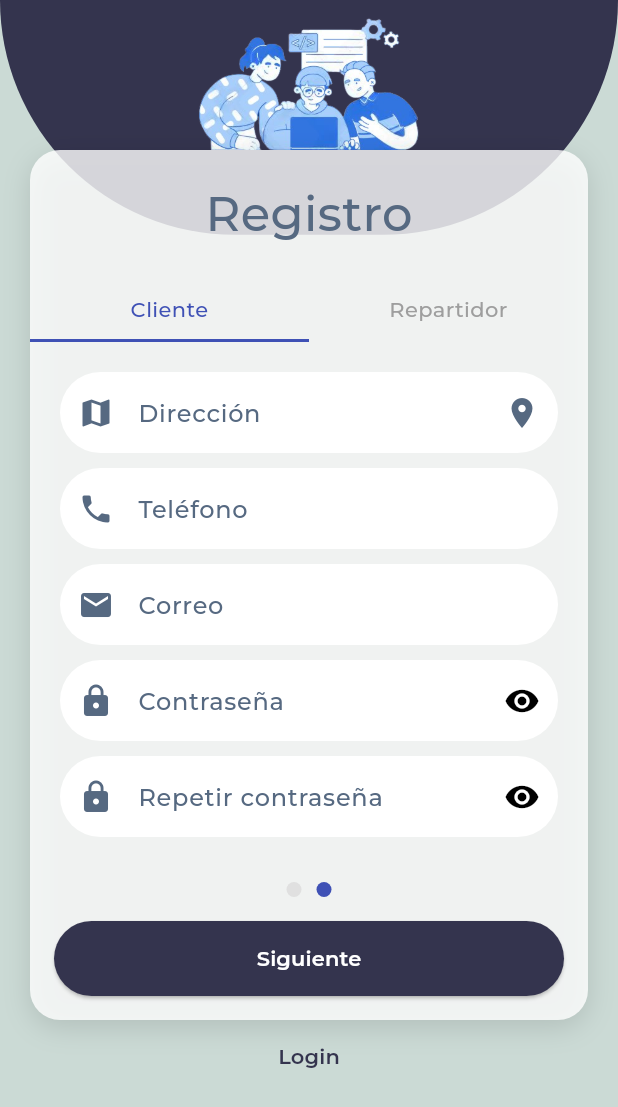
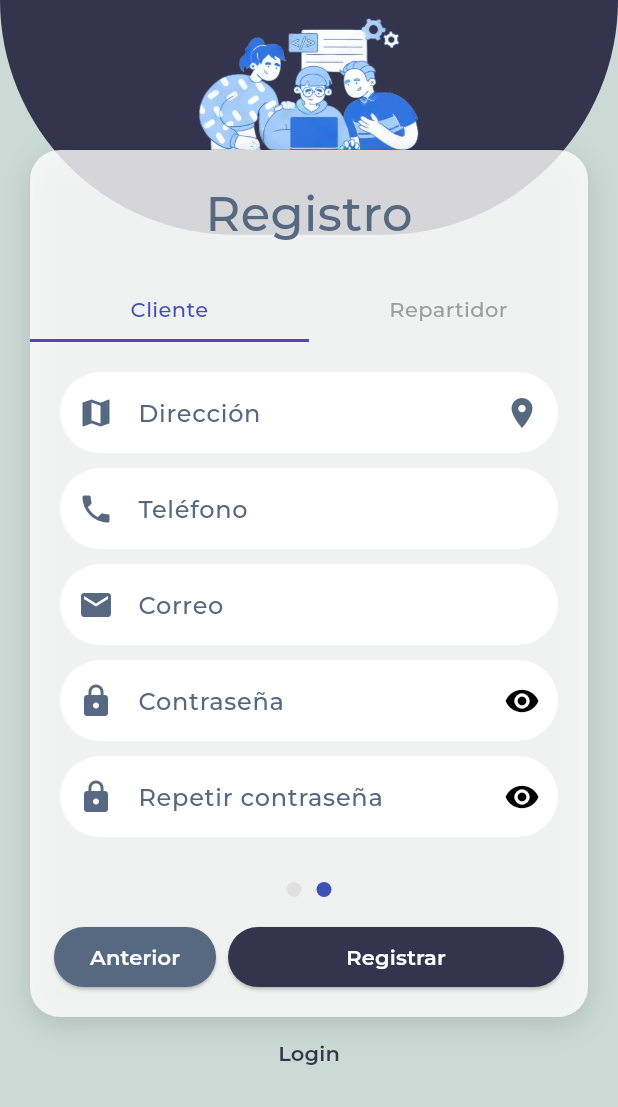
Before and after one commit to 12Edwin/QuickFavor, a Flutter app: the Register screen opened by its route, after a tap on "Siguiente", on a phone screen of 412 x 824 dp. Shown: the top 1107 px of the screen. Run offline on Flutter 3.47's test engine with Material 3 defaults, Android fonts, the phone set to English and light mode, and no system bars; our stand-ins replace flutter_colorpicker; project files that could hold a hidden picture were left out.

Commit message:
[ADD] color feature to register

```diff
--- a/mobile_favor/lib/modules/auth/Register.dart
+++ b/mobile_favor/lib/modules/auth/Register.dart
@@ -1,4 +1,5 @@
 import 'package:flutter/material.dart';
+import 'package:flutter_colorpicker/flutter_colorpicker.dart';
 
 class Register extends StatefulWidget {
   const Register({super.key});
@@ -11,6 +12,16 @@ class _Register extends State<Register> {
   int _currentStep = 0;
   int _currentVehicleType = 0;
   String _userType = 'Cliente';
+  Color _currentColor = Colors.blue;
+  final List<Map<String, dynamic>> _vehicles =
+      [
+        {'icon': Icons.directions_car, 'name': 'car'},
+        {'icon': Icons.motorcycle, 'name': 'motorcycle'},
+        {'icon': Icons.pedal_bike, 'name': 'bike'},
+        {'icon': Icons.electric_scooter, 'name': 'scooter'},
+        {'icon': Icons.directions_walk, 'name': 'walk'},
+        {'icon': Icons.more_horiz, 'name': 'other'},
+      ];
 
   @override
   Widget build(BuildContext context) {
@@ -77,6 +88,35 @@ class _Register extends State<Register> {
         ),
       ),
     )
+    );
+  }
+
+  void _openColorPicker() {
+    showDialog(
+      context: context,
+      builder: (BuildContext context) {
+        return AlertDialog(
+          title: const Text('Pick a color'),
+          content: SingleChildScrollView(
+            child: ColorPicker(
+              pickerColor: _currentColor,
+              onColorChanged: (Color color) {
+                setState(() {
+                  _currentColor = color;
+                });
+              },
+            ),
+          ),
+          actions: <Widget>[
+            ElevatedButton(
+              child: const Text('Elegir color'),
+              onPressed: () {
+                Navigator.of(context).pop();
+              },
+            ),
+          ],
+        );
+      },
     );
   }
 
@@ -206,13 +246,19 @@ class _Register extends State<Register> {
           endIndent: 8,
         ),
         const SizedBox(height: 16),
-        _buildTextField(icon: Icons.car_crash, hint: 'Marca', type: 'text'),
-        _buildTextField(icon: Icons.description, hint: 'Modelo', type: 'text'),
-        _buildTextField(icon: Icons.credit_card, hint: 'Placas', type: 'text'),
+        (['car', 'motorcycle'].contains(_vehicles[_currentVehicleType]['name'])) ? _buildTextField(icon: Icons.car_crash, hint: 'Marca', type: 'text'): const SizedBox.shrink(),
+        (['car', 'motorcycle', 'bike', 'scooter'].contains(_vehicles[_currentVehicleType]['name'])) ? _buildTextField(icon: Icons.description, hint: 'Modelo', type: 'text'): const SizedBox.shrink(),
+        (['car', 'motorcycle'].contains(_vehicles[_currentVehicleType]['name'])) ?_buildTextField(icon: Icons.credit_card, hint: 'Placas', type: 'text'): const SizedBox.shrink(),
+        (['other'].contains(_vehicles[_currentVehicleType]['name'])) ?_buildTextField(icon: Icons.description, hint: 'Descripción', type: 'text'): const SizedBox.shrink(),
         Row(
           children: [
+            ElevatedButton.icon(
+              icon: Icon(Icons.circle, color: _currentColor, size: 25),
+              onPressed: _openColorPicker,
+              label: const Text('Color'),
+            ),
           ],
-        )
+        ),
       ],
     );
   }
@@ -323,14 +369,7 @@ class _Register extends State<Register> {
 
   Widget _buildVehicleOptions(){
     return _buildVehicleTypes(
-      [
-        {'icon': Icons.directions_car},
-        {'icon': Icons.motorcycle},
-        {'icon': Icons.pedal_bike},
-        {'icon': Icons.electric_scooter},
-        {'icon': Icons.directions_walk},
-        {'icon': Icons.more_horiz}
-      ]
+      _vehicles
     );
   }
 
@@ -370,13 +409,48 @@ class _Register extends State<Register> {
   Widget _buildNextButton() {
     return Padding(
       padding: const EdgeInsets.all(16),
-      child: ElevatedButton(
+      child:
+        Row(
+          children:[
+            Padding(
+              padding: const EdgeInsets.only(right: 8),
+              child: _currentStep > 0 ?
+              ElevatedButton(
+                style: ElevatedButton.styleFrom(
+                  backgroundColor: Theme.of(context).secondaryHeaderColor,
+                  shape: RoundedRectangleBorder(
+                    borderRadius: BorderRadius.circular(32),
+                  ),
+                ),
+                child: const Text('Anterior'),
+                onPressed: () {
+                  setState(() {
+                    if (_currentStep > 0) _currentStep--;
+                  });
+                },
+              ) : const SizedBox.shrink(),
+            ),
+            Expanded(
+              child:(_userType == 'Cliente' && _currentStep == 1) || (_userType == 'Repartidor' && _currentStep == 2) ?
+              ElevatedButton(
                   style: ElevatedButton.styleFrom(
                     backgroundColor: Theme.of(context).primaryColor,
                     shape: RoundedRectangleBorder(
                       borderRadius: BorderRadius.circular(32),
                     ),
-          minimumSize: const Size(double.infinity, 50),
+                  ),
+                  child: const Text('Registrar'),
+                  onPressed: () {
+
+                  },
+              ) :
+
+              ElevatedButton(
+                style: ElevatedButton.styleFrom(
+                  backgroundColor: Theme.of(context).primaryColor,
+                  shape: RoundedRectangleBorder(
+                    borderRadius: BorderRadius.circular(32),
+                  ),
                 ),
                 child: const Text('Siguiente'),
                 onPressed: () {
@@ -386,6 +460,9 @@ class _Register extends State<Register> {
                   });
                 },
               ),
+            )
+          ]
+        )
     );
   }
 }
```
Lines whose indentation alone changed are shown as unchanged.
